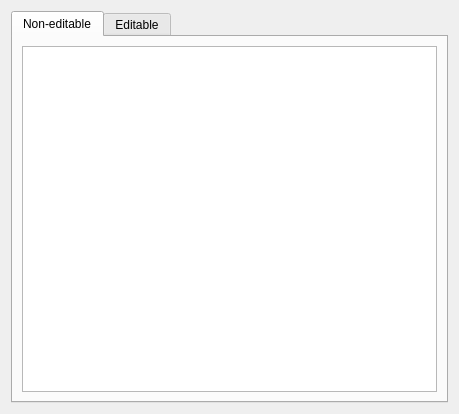
Above: modellistexamples.ui from romariorios/QtMVT before the change. Below: the same form after it.
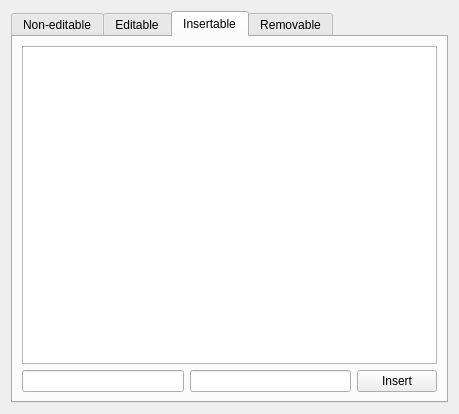
That is the form after the change. The open tabs and pages were chosen to show the change.

Commit message: Add methods to insert and remove rows from list

The edit to the form file:
```diff
--- a/modellistexamples.ui
+++ b/modellistexamples.ui
@@ -39,6 +39,50 @@
        </item>
       </layout>
      </widget>
+     <widget class="QWidget" name="tab_3">
+      <attribute name="title">
+       <string>Insertable</string>
+      </attribute>
+      <layout class="QVBoxLayout" name="verticalLayout_4">
+       <item>
+        <widget class="QTableView" name="insertable"/>
+       </item>
+       <item>
+        <layout class="QHBoxLayout" name="horizontalLayout">
+         <item>
+          <widget class="QLineEdit" name="insertableName"/>
+         </item>
+         <item>
+          <widget class="QLineEdit" name="insertableProfession"/>
+         </item>
+         <item>
+          <widget class="QPushButton" name="insertableInsert">
+           <property name="text">
+            <string>Insert</string>
+           </property>
+          </widget>
+         </item>
+        </layout>
+       </item>
+      </layout>
+     </widget>
+     <widget class="QWidget" name="tab_4">
+      <attribute name="title">
+       <string>Removable</string>
+      </attribute>
+      <layout class="QVBoxLayout" name="verticalLayout_5">
+       <item>
+        <widget class="QTableView" name="removable"/>
+       </item>
+       <item>
+        <widget class="QPushButton" name="removableRemove">
+         <property name="text">
+          <string>Remove first</string>
+         </property>
+        </widget>
+       </item>
+      </layout>
+     </widget>
     </widget>
    </item>
   </layout>
```
The commit also changes 2 other files.
